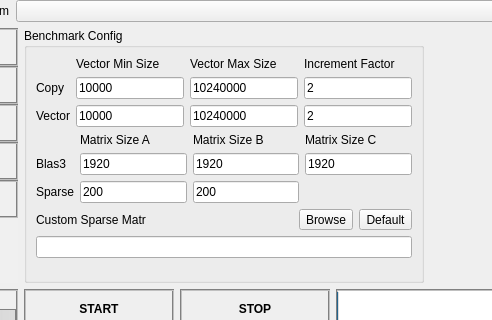
viennacl/viennaclbench-dev, file src/ui/expertbenchmark.ui: the form before one commit; both pictures show x 82 to 574 and y 0 to 320 of the 936 by 619 pixel window.
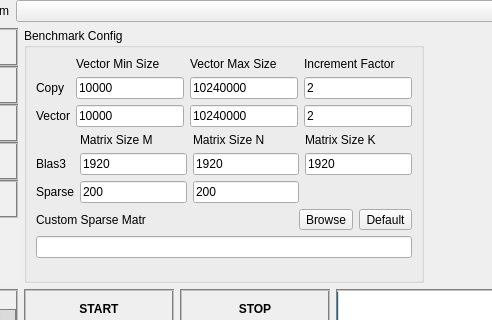
The form after the commit. Icons and pictures are not drawn. Custom widgets are drawn as their Qt base class.

Commit message:
Changed Matrix Size{A.B.C} to {M,N,K}
Only in UI. Should also be changed in the code, for consistency. Later.

What changed in the file:
```diff
--- a/src/ui/expertbenchmark.ui
+++ b/src/ui/expertbenchmark.ui
@@ -319,21 +319,21 @@
           <item row="0" column="3">
            <widget class="QLabel" name="expert_CMatSizeLabel">
             <property name="text">
-             <string>Matrix Size C</string>
+             <string>Matrix Size K</string>
             </property>
            </widget>
           </item>
           <item row="0" column="2">
            <widget class="QLabel" name="expert_BMatSizeLabel">
             <property name="text">
-             <string>Matrix Size B</string>
+             <string>Matrix Size N</string>
             </property>
            </widget>
           </item>
           <item row="0" column="1">
            <widget class="QLabel" name="expert_AMatSizeLabel">
             <property name="text">
-             <string>Matrix Size A</string>
+             <string>Matrix Size M</string>
             </property>
            </widget>
           </item>
```
